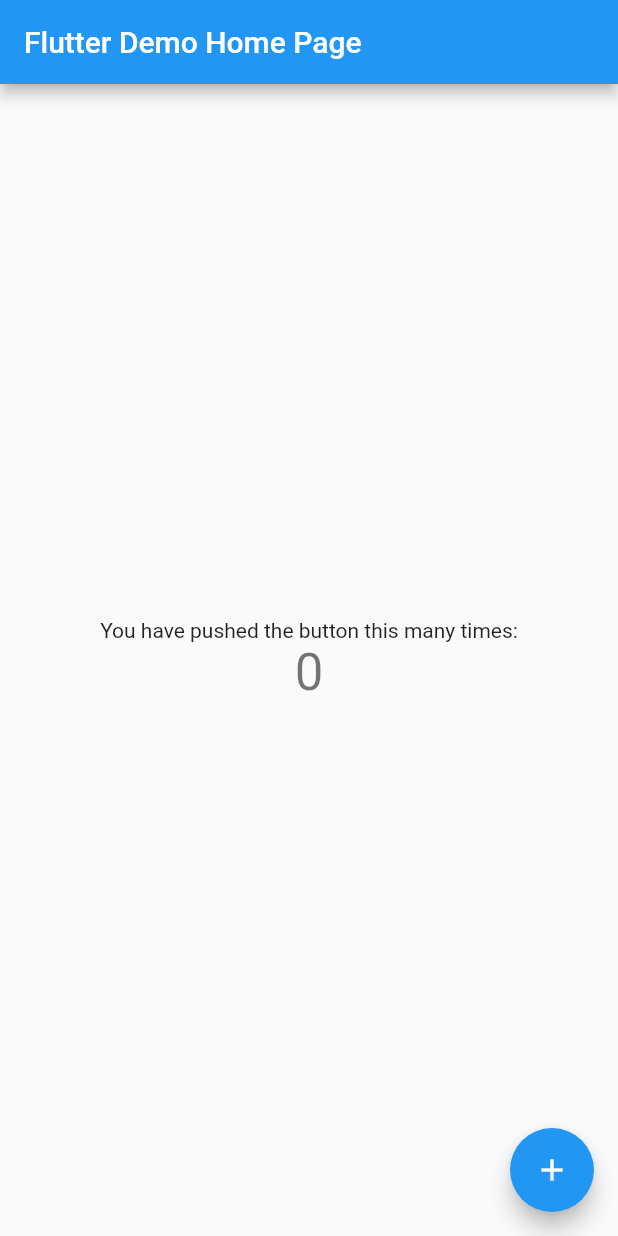
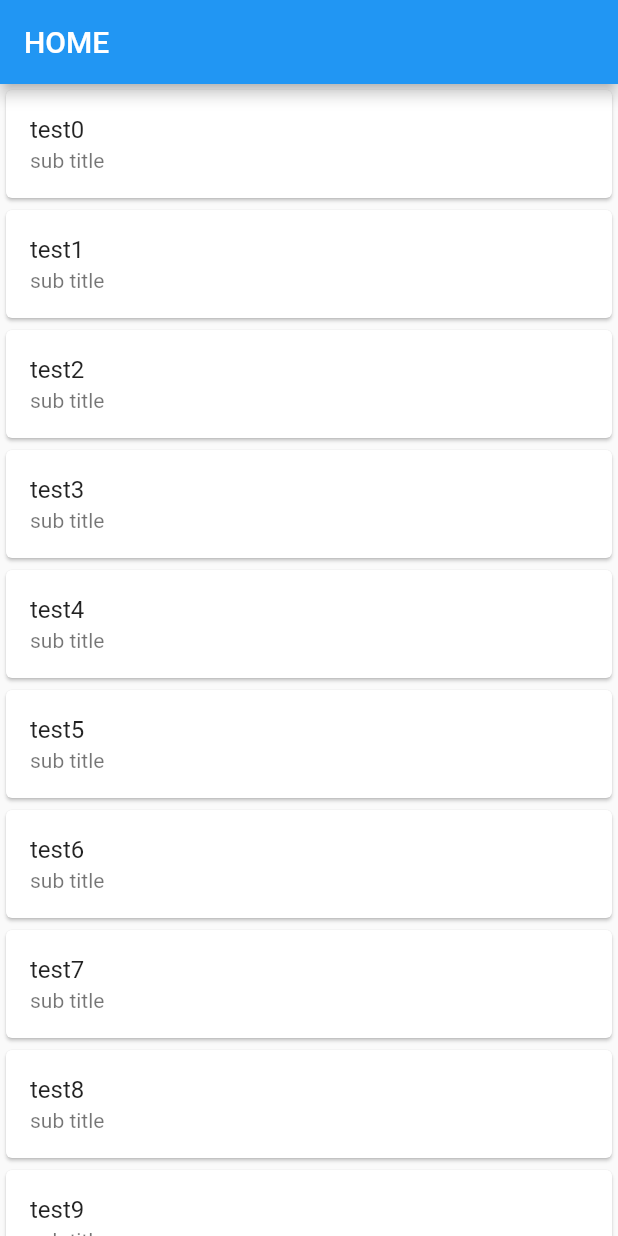
Before and after one commit to kyoF/flutter-prac, a Flutter app: the screen it shows after launch, on a phone screen of 412 x 824 dp. Run offline on Flutter 3.47's test engine with Material 2 defaults, Android fonts, the phone set to English and light mode, and no system bars.

Commit message:
メモのリスト表示をしてみる

```diff
--- a/lib/main.dart
+++ b/lib/main.dart
@@ -1,61 +1,42 @@
 import 'package:flutter/material.dart';
-import 'package:hello_world_from_flutter/async.dart';
 
 void main() {
-  runApp(MyApp());
+  runApp(new MyApp());
 }
 
 class MyApp extends StatelessWidget {
   @override
   Widget build(BuildContext context) {
-    return MaterialApp(
+    return new MaterialApp(
       title: 'Flutter Demo',
-      theme: ThemeData(
-        primarySwatch: Colors.blue,
+      theme: new ThemeData(
+        primaryColor: Colors.white,
       ),
-      home: MyHomePage(title: 'Flutter Demo Home Page'),
+      home: new MyHomePage(),
     );
   }
 }
 
 class MyHomePage extends StatefulWidget {
-  MyHomePage({Key? key, this.title}) : super(key: key);
-  final String? title;
   @override
-  _MyHomePageState createState() => _MyHomePageState();
+  _MyHomePageState createState() => new _MyHomePageState();
 }
 
-class _MyHomePageState extends State<MyHomePage> with TickerProviderStateMixin {
-  int _counter = 0;
-
-  void _incrementCounter() {
-    setState(() {
-      _counter++;
-    });
-    Async().asynctest1();
-  }
-
+class _MyHomePageState extends State<MyHomePage> {
   @override
   Widget build(BuildContext context) {
-    return Scaffold(
-      appBar: AppBar(
-        title: Text(widget.title!),
+    return new Scaffold(
+      appBar: new AppBar(
+        title: new Text('HOME'),
       ),
-      body: Center(
-        child: Column(
-            mainAxisAlignment: MainAxisAlignment.center,
-            children: <Widget>[
-              Text('You have pushed the button this many times:'),
-              Text('$_counter',
-                  key: Key('counter'),
-                  style: Theme.of(context).textTheme.headline4)
-            ]),
+      body: ListView(
+        children: List.generate(20, (int index) {
+          return Card(
+            child: ListTile(
+                title: Text('test$index'), subtitle: Text('sub title')),
+          );
+        }),
       ),
-      floatingActionButton: FloatingActionButton(
-          key: Key('increment'),
-          onPressed: _incrementCounter,
-          tooltip: 'Increment',
-          child: Icon(Icons.add)),
     );
   }
 }
```
Also changed, not shown: lib/async.dart (deleted, +0 -21 lines).
